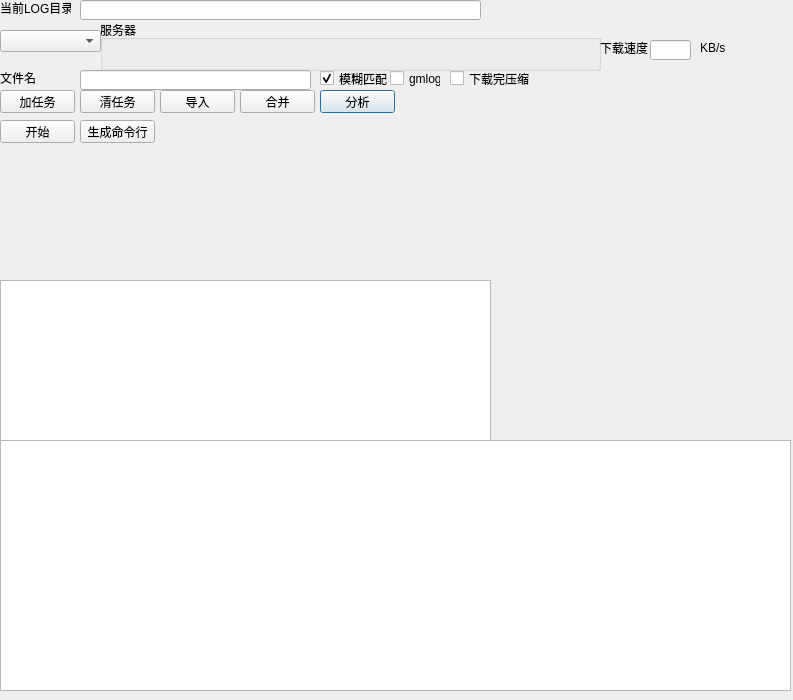
Above: python/demo/xPyQTDemo/ui/DlgLog.ui from sunnybug/sunnybug before the change. Below: the same form after it.
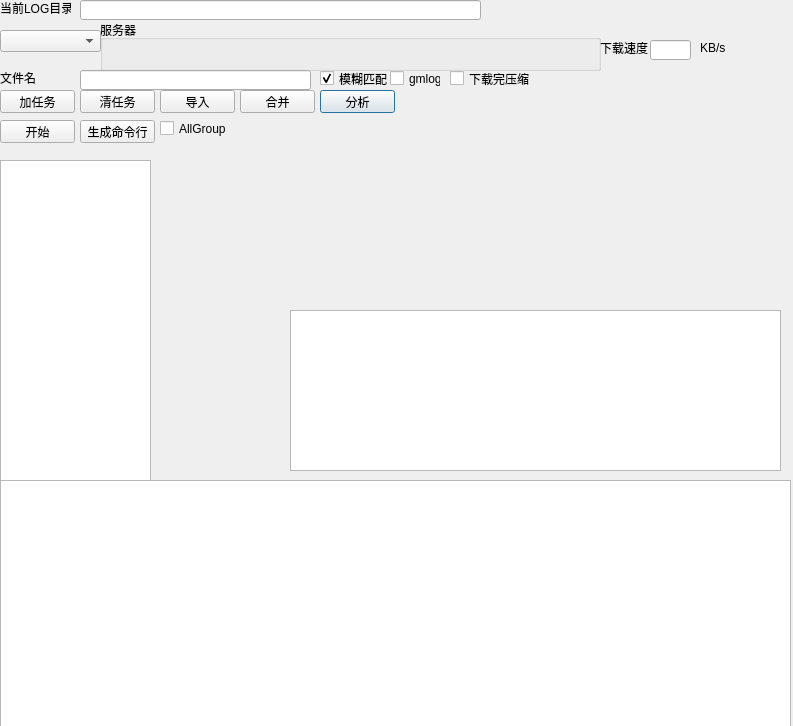
That is the form after the change.

```diff
--- a/python/demo/xPyQTDemo/ui/DlgLog.ui
+++ b/python/demo/xPyQTDemo/ui/DlgLog.ui
@@ -10,7 +10,7 @@
     <x>0</x>
     <y>0</y>
     <width>793</width>
-    <height>700</height>
+    <height>726</height>
    </rect>
   </property>
   <property name="windowTitle">
@@ -20,7 +20,7 @@
    <property name="geometry">
     <rect>
      <x>0</x>
-     <y>440</y>
+     <y>480</y>
      <width>791</width>
      <height>251</height>
     </rect>
@@ -61,8 +61,8 @@
   <widget class="QTreeView" name="treeViewWarnLog">
    <property name="geometry">
     <rect>
-     <x>0</x>
-     <y>280</y>
+     <x>290</x>
+     <y>310</y>
      <width>491</width>
      <height>161</height>
     </rect>
@@ -345,6 +345,32 @@
     <bool>false</bool>
    </property>
   </widget>
+  <widget class="QTreeView" name="tvSvr">
+   <property name="geometry">
+    <rect>
+     <x>0</x>
+     <y>160</y>
+     <width>151</width>
+     <height>321</height>
+    </rect>
+   </property>
+  </widget>
+  <widget class="QCheckBox" name="chkAllGroup">
+   <property name="geometry">
+    <rect>
+     <x>160</x>
+     <y>120</y>
+     <width>72</width>
+     <height>17</height>
+    </rect>
+   </property>
+   <property name="text">
+    <string>AllGroup</string>
+   </property>
+   <property name="checked">
+    <bool>false</bool>
+   </property>
+  </widget>
  </widget>
  <resources/>
  <connections>
```
Left out of the diff: 34 changed lines with no effect on the pictures.
